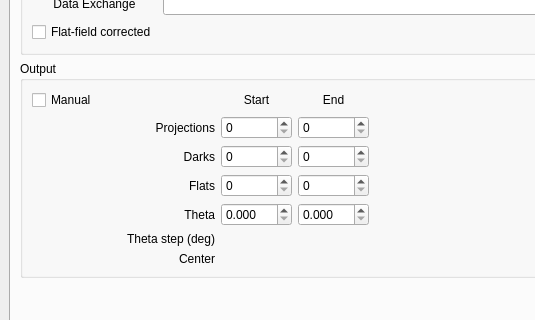
tomography/tomopy-gui, file tomopyui/gui.ui: the form before one commit; both pictures show x 0 to 535 and y 99 to 419 of the 1018 by 1081 pixel window.
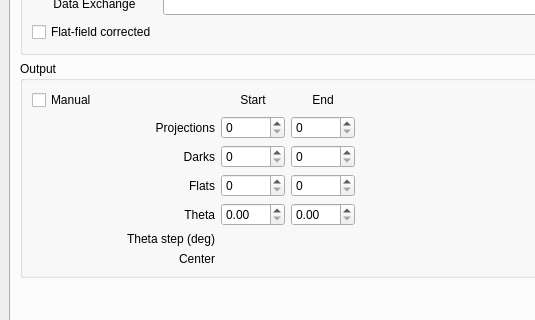
The form after the commit. The open tabs and pages were chosen to show the change.

```diff
--- a/tomopyui/gui.ui
+++ b/tomopyui/gui.ui
@@ -1177,7 +1177,7 @@
                <item row="4" column="2">
                 <widget class="QDoubleSpinBox" name="theta_start">
                  <property name="decimals">
-                  <number>3</number>
+                  <number>2</number>
                  </property>
                  <property name="maximum">
                   <double>360.000000000000000</double>
@@ -1190,7 +1190,7 @@
                <item row="4" column="3">
                 <widget class="QDoubleSpinBox" name="theta_end">
                  <property name="decimals">
-                  <number>3</number>
+                  <number>2</number>
                  </property>
                  <property name="maximum">
                   <double>360.000000000000000</double>
```
Left out of the diff: 6 changed lines with no effect on the pictures.
